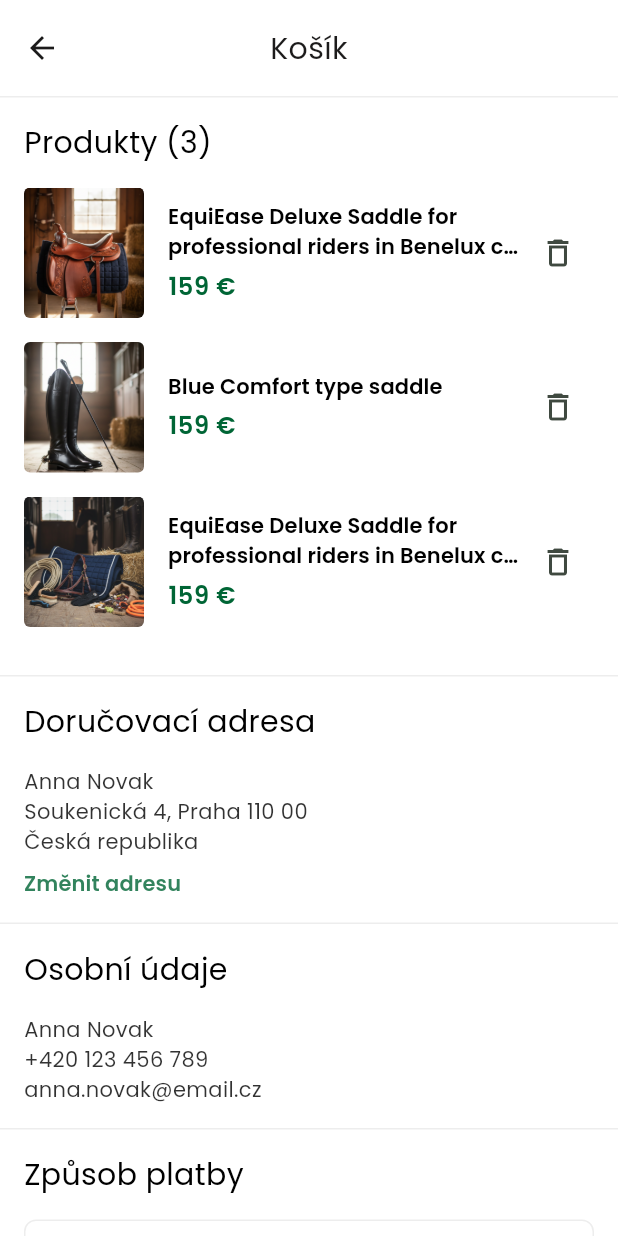
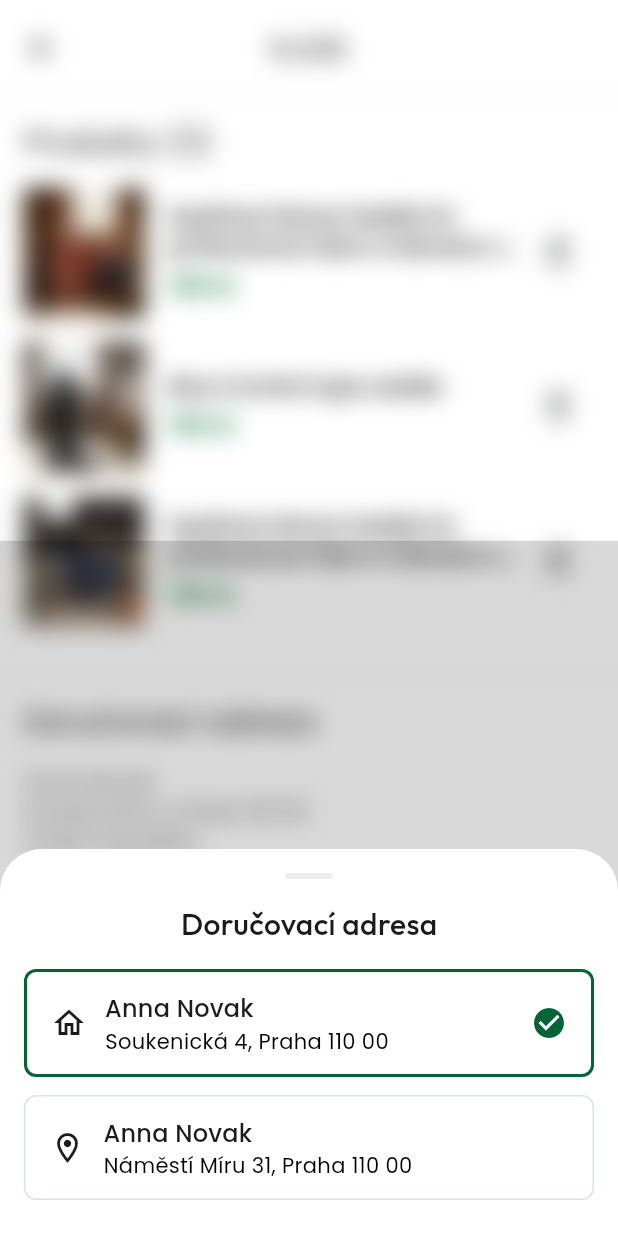
Before and after one commit to martintellinger/eqqu, a Flutter app: the CartScreen screen opened directly, after a tap on "Změnit adresu", on a phone screen of 412 x 824 dp. Run offline on Flutter 3.47's test engine with Material 3 defaults, Android fonts, the phone set to English and light mode, and no system bars; our stand-ins replace flutter_svg.

Commit message:
Add address selection bottom sheet in cart checkout
- 'Změnit adresu' button now opens a blur bottom sheet with
  saved delivery addresses (matching shipping settings)
- Selected address highlighted with primary border and checkmark
- Address info updates dynamically when selection changes

https://claude.ai/code/session_012waFykv5wBbLFNTaJFeXrN

```diff
--- a/lib/screens/cart_screen.dart
+++ b/lib/screens/cart_screen.dart
@@ -18,6 +18,12 @@ class _CartScreenState extends State<CartScreen> {
   String? _cardNumberError;
   String? _expiryError;
   String? _cvcError;
+
+  int _selectedAddressIndex = 0;
+  static const _addresses = [
+    {'name': 'Anna Novak', 'street': 'Soukenická 4, Praha 110 00', 'country': 'Česká republika', 'icon': 'home'},
+    {'name': 'Anna Novak', 'street': 'Náměstí Míru 31, Praha 110 00', 'country': 'Česká republika', 'icon': 'location'},
+  ];
 
   final _cardNumberController = TextEditingController();
   final _expiryController = TextEditingController();
@@ -432,47 +438,26 @@ class _CartScreenState extends State<CartScreen> {
   }
 
   Widget _buildAddressInfo(ColorScheme cs) {
+    final addr = _addresses[_selectedAddressIndex];
+    final textStyle = TextStyle(
+      fontFamily: 'Poppins',
+      fontSize: 14,
+      fontWeight: FontWeight.w400,
+      color: cs.secondary,
+      letterSpacing: 0.25,
+      height: 20 / 14,
+    );
     return Opacity(
       opacity: 0.8,
       child: Column(
         crossAxisAlignment: CrossAxisAlignment.start,
         children: [
-          Text(
-            'Anna Novak',
-            style: TextStyle(
-              fontFamily: 'Poppins',
-              fontSize: 14,
-              fontWeight: FontWeight.w400,
-              color: cs.secondary,
-              letterSpacing: 0.25,
-              height: 20 / 14,
-            ),
-          ),
-          Text(
-            'Soukenická 4, Praha 110 00',
-            style: TextStyle(
-              fontFamily: 'Poppins',
-              fontSize: 14,
-              fontWeight: FontWeight.w400,
-              color: cs.secondary,
-              letterSpacing: 0.25,
-              height: 20 / 14,
-            ),
-          ),
-          Text(
-            'Česká republika',
-            style: TextStyle(
-              fontFamily: 'Poppins',
-              fontSize: 14,
-              fontWeight: FontWeight.w400,
-              color: cs.secondary,
-              letterSpacing: 0.25,
-              height: 20 / 14,
-            ),
-          ),
+          Text(addr['name']!, style: textStyle),
+          Text(addr['street']!, style: textStyle),
+          Text(addr['country']!, style: textStyle),
           const SizedBox(height: 8),
           GestureDetector(
-            onTap: () {},
+            onTap: () => _showAddressSheet(),
             child: Text(
               'Změnit adresu',
               style: TextStyle(
@@ -486,6 +471,106 @@ class _CartScreenState extends State<CartScreen> {
             ),
           ),
         ],
+      ),
+    );
+  }
+
+  void _showAddressSheet() {
+    final cs = Theme.of(context).colorScheme;
+    showBlurBottomSheet(
+      context: context,
+      backgroundColor: cs.surface,
+      builder: (_) => SafeArea(
+        child: Padding(
+          padding: const EdgeInsets.fromLTRB(16, 0, 16, 0),
+          child: Column(
+            mainAxisSize: MainAxisSize.min,
+            children: [
+              Container(
+                margin: const EdgeInsets.only(top: 16, bottom: 16),
+                width: 32,
+                height: 4,
+                decoration: BoxDecoration(
+                  color: cs.outline,
+                  borderRadius: BorderRadius.circular(100),
+                ),
+              ),
+              Text(
+                'Doručovací adresa',
+                style: TextStyle(
+                  fontFamily: 'Outfit',
+                  fontSize: 20,
+                  fontWeight: FontWeight.w500,
+                  color: cs.onSurface,
+                  height: 28 / 20,
+                ),
+              ),
+              const SizedBox(height: 16),
+              ...List.generate(_addresses.length, (i) {
+                final addr = _addresses[i];
+                final isSelected = i == _selectedAddressIndex;
+                final icon = addr['icon'] == 'home' ? Icons.home_outlined : Icons.location_on_outlined;
+                return Padding(
+                  padding: EdgeInsets.only(bottom: i < _addresses.length - 1 ? 12 : 0),
+                  child: GestureDetector(
+                    onTap: () {
+                      setState(() => _selectedAddressIndex = i);
+                      Navigator.pop(context);
+                    },
+                    child: Container(
+                      decoration: BoxDecoration(
+                        border: Border.all(
+                          color: isSelected ? cs.primary : cs.outlineVariant,
+                          width: isSelected ? 2 : 1,
+                        ),
+                        borderRadius: BorderRadius.circular(8),
+                      ),
+                      padding: const EdgeInsets.symmetric(horizontal: 16, vertical: 12),
+                      child: Row(
+                        children: [
+                          Icon(icon, size: 24, color: cs.onSurface),
+                          const SizedBox(width: 12),
+                          Expanded(
+                            child: Column(
+                              crossAxisAlignment: CrossAxisAlignment.start,
+                              children: [
+                                Text(
+                                  addr['name']!,
+                                  style: TextStyle(
+                                    fontFamily: 'Poppins',
+                                    fontSize: 16,
+                                    fontWeight: FontWeight.w500,
+                                    color: cs.onSurface,
+                                    letterSpacing: 0.15,
+                                    height: 24 / 16,
+                                  ),
+                                ),
+                                Text(
+                                  addr['street']!,
+                                  style: TextStyle(
+                                    fontFamily: 'Poppins',
+                                    fontSize: 14,
+                                    fontWeight: FontWeight.w400,
+                                    color: cs.secondary,
+                                    letterSpacing: 0.25,
+                                    height: 20 / 14,
+                                  ),
+                                ),
+                              ],
+                            ),
+                          ),
+                          if (isSelected)
+                            Icon(Icons.check_circle, size: 24, color: cs.primary),
+                        ],
+                      ),
+                    ),
+                  ),
+                );
+              }),
+              const SizedBox(height: 24),
+            ],
+          ),
+        ),
       ),
     );
   }
```
Also changed, not shown: 3 other files.
